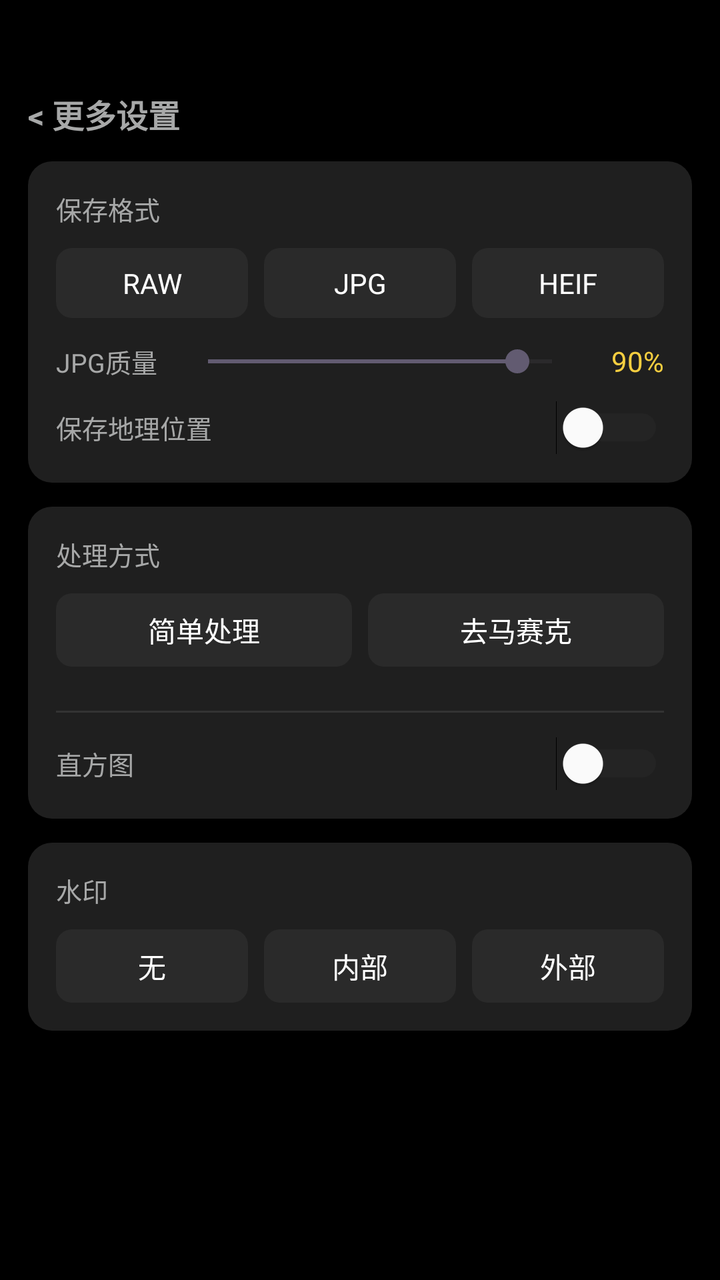
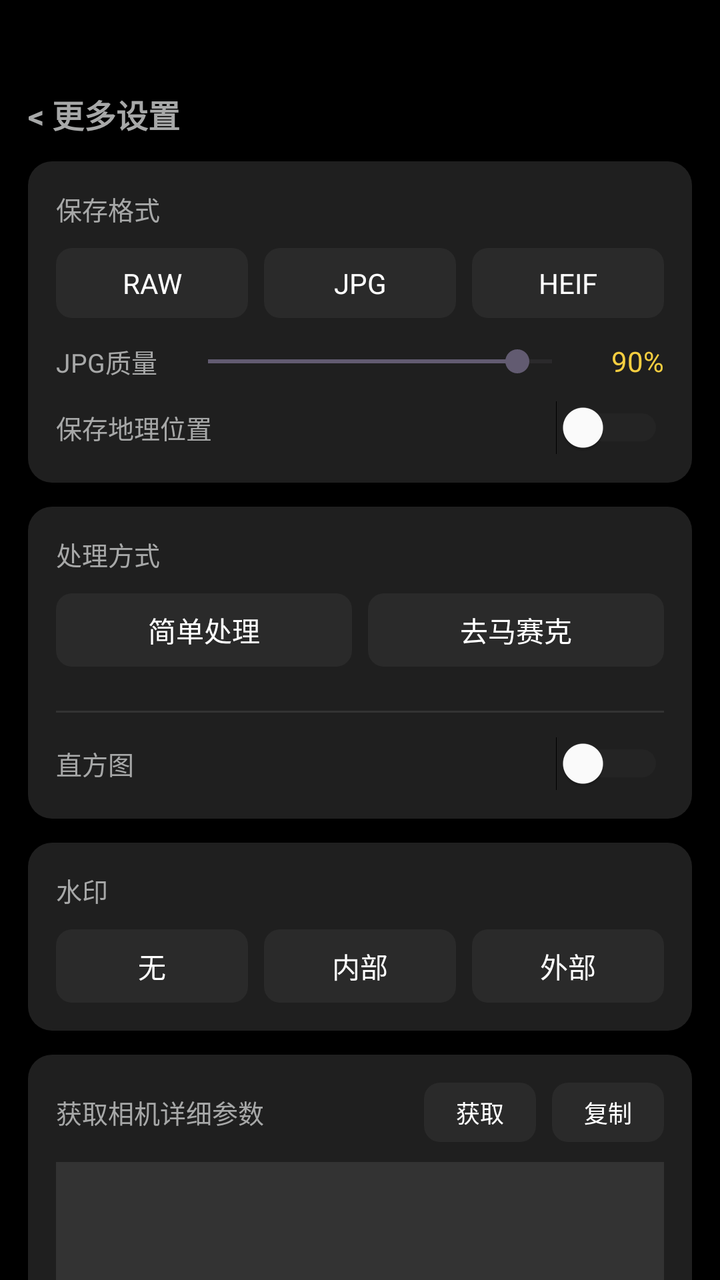

An Android layout rendered at two revisions. The XML below is the earlier revision; the diff shows what the commit changed to produce the second picture.
<!-- AndroidManifest.xml: activity theme Theme.WCam -->
<!-- res/layout/activity_settings.xml -->
<?xml version="1.0" encoding="utf-8"?>
<LinearLayout xmlns:android="http://schemas.android.com/apk/res/android"
    android:layout_width="match_parent"
    android:layout_height="match_parent"
    android:background="@color/settings_bg"
    android:orientation="vertical"
    android:paddingHorizontal="14dp">

    
    <View
        android:layout_width="match_parent"
        android:layout_height="100px" />

    
    <LinearLayout
        android:id="@+id/btn_back"
        android:layout_width="wrap_content"
        android:layout_height="wrap_content"
        android:orientation="horizontal"
        android:gravity="center_vertical"
        android:paddingVertical="12dp"
        android:clickable="true"
        android:focusable="true">
        <TextView
            android:layout_width="wrap_content"
            android:layout_height="wrap_content"
            android:text="&lt; 更多设置"
            android:textColor="@color/settings_text_main"
            android:textSize="16sp"
            android:textStyle="bold" />
    </LinearLayout>

    <ScrollView
        android:layout_width="match_parent"
        android:layout_height="match_parent"
        android:scrollbars="none">

        <LinearLayout
            android:layout_width="match_parent"
            android:layout_height="wrap_content"
            android:orientation="vertical"
            android:paddingBottom="40dp">

            
            <LinearLayout
                android:layout_width="match_parent"
                android:layout_height="wrap_content"
                android:background="@drawable/bg_settings_card"
                android:orientation="vertical"
                android:padding="14dp"
                android:layout_marginBottom="12dp">

                <TextView
                    android:layout_width="wrap_content"
                    android:layout_height="wrap_content"
                    android:text="保存格式"
                    android:textColor="@color/settings_text_main"
                    android:textSize="13sp"
                    android:layout_marginBottom="10dp" />

                <LinearLayout
                    android:layout_width="match_parent"
                    android:layout_height="wrap_content"
                    android:orientation="horizontal">
                    <TextView
                        android:id="@+id/chip_raw"
                        android:layout_width="0dp"
                        android:layout_height="wrap_content"
                        android:layout_weight="1"
                        android:background="@drawable/sl_settings_chip"
                        android:text="RAW"
                        android:textColor="@color/sl_settings_chip_text"
                        android:gravity="center"
                        android:paddingVertical="8dp"
                        android:layout_marginEnd="4dp"
                        android:clickable="true" />
                    <TextView
                        android:id="@+id/chip_jpg"
                        android:layout_width="0dp"
                        android:layout_height="wrap_content"
                        android:layout_weight="1"
                        android:background="@drawable/sl_settings_chip"
                        android:text="JPG"
                        android:textColor="@color/sl_settings_chip_text"
                        android:gravity="center"
                        android:paddingVertical="8dp"
                        android:layout_marginHorizontal="4dp"
                        android:clickable="true" />
                    <TextView
                        android:id="@+id/chip_heif"
                        android:layout_width="0dp"
                        android:layout_height="wrap_content"
                        android:layout_weight="1"
                        android:background="@drawable/sl_settings_chip"
                        android:text="HEIF"
                        android:textColor="@color/sl_settings_chip_text"
                        android:gravity="center"
                        android:paddingVertical="8dp"
                        android:layout_marginStart="4dp"
                        android:clickable="true" />
                </LinearLayout>

                <LinearLayout
                    android:id="@+id/layout_jpg_quality"
                    android:layout_width="match_parent"
                    android:layout_height="wrap_content"
                    android:orientation="horizontal"
                    android:gravity="center_vertical"
                    android:layout_marginTop="12dp">
                    <TextView
                        android:layout_width="wrap_content"
                        android:layout_height="wrap_content"
                        android:text="JPG质量"
                        android:textColor="@color/settings_text_main"
                        android:textSize="13sp"
                        android:minWidth="60dp" />
                    <SeekBar
                        android:id="@+id/seekbar_quality"
                        android:layout_width="0dp"
                        android:layout_height="wrap_content"
                        android:layout_weight="1"
                        android:max="100"
                        android:progress="90" />
                    <TextView
                        android:id="@+id/tv_quality_val"
                        android:layout_width="wrap_content"
                        android:layout_height="wrap_content"
                        android:text="90%"
                        android:textColor="@color/settings_primary"
                        android:textSize="14sp"
                        android:minWidth="40dp"
                        android:gravity="end" />
                </LinearLayout>

                <LinearLayout
                    android:id="@+id/layout_location"
                    android:layout_width="match_parent"
                    android:layout_height="wrap_content"
                    android:orientation="horizontal"
                    android:gravity="center_vertical"
                    android:layout_marginTop="10dp">
                    <TextView
                        android:layout_width="0dp"
                        android:layout_height="wrap_content"
                        android:layout_weight="1"
                        android:text="保存地理位置"
                        android:textColor="@color/settings_text_main"
                        android:textSize="13sp" />
                    <Switch
                        android:id="@+id/switch_location"
                        android:layout_width="wrap_content"
                        android:layout_height="wrap_content"
                        android:thumbTint="@color/white"
                        android:trackTint="@drawable/sl_switch_track" />
                </LinearLayout>
            </LinearLayout>

            
            <LinearLayout
                android:id="@+id/card_algo"
                android:layout_width="match_parent"
                android:layout_height="wrap_content"
                android:background="@drawable/bg_settings_card"
                android:orientation="vertical"
                android:padding="14dp"
                android:layout_marginBottom="12dp">

                <TextView
                    android:layout_width="wrap_content"
                    android:layout_height="wrap_content"
                    android:text="处理方式"
                    android:textColor="@color/settings_text_main"
                    android:textSize="13sp"
                    android:layout_marginBottom="10dp" />

                <LinearLayout
                    android:layout_width="match_parent"
                    android:layout_height="wrap_content"
                    android:orientation="horizontal"
                    android:layout_marginBottom="10dp">
                    <TextView
                        android:id="@+id/seg_simple"
                        android:layout_width="0dp"
                        android:layout_height="wrap_content"
                        android:layout_weight="1"
                        android:background="@drawable/sl_settings_chip"
                        android:text="简单处理"
                        android:textColor="@color/sl_settings_chip_text"
                        android:gravity="center"
                        android:paddingVertical="8dp"
                        android:layout_marginEnd="4dp"
                        android:clickable="true" />
                    <TextView
                        android:id="@+id/seg_demosaic"
                        android:layout_width="0dp"
                        android:layout_height="wrap_content"
                        android:layout_weight="1"
                        android:background="@drawable/sl_settings_chip"
                        android:text="去马赛克"
                        android:textColor="@color/sl_settings_chip_text"
                        android:gravity="center"
                        android:paddingVertical="8dp"
                        android:layout_marginStart="4dp"
                        android:clickable="true" />
                </LinearLayout>

                <GridLayout
                    android:id="@+id/grid_algo_none"
                    android:layout_width="match_parent"
                    android:layout_height="wrap_content"
                    android:columnCount="4"
                    android:rowCount="1"
                    android:alignmentMode="alignBounds"
                    android:columnOrderPreserved="false">
                </GridLayout>

                <GridLayout
                    android:id="@+id/grid_algo_demosaic"
                    android:layout_width="match_parent"
                    android:layout_height="wrap_content"
                    android:columnCount="5"
                    android:rowCount="2"
                    android:alignmentMode="alignBounds"
                    android:columnOrderPreserved="false"
                    android:visibility="gone">
                </GridLayout>

                <View
                    android:layout_width="match_parent"
                    android:layout_height="1dp"
                    android:background="@color/settings_unselected_bg"
                    android:layout_marginTop="12dp" />

                <LinearLayout
                    android:layout_width="match_parent"
                    android:layout_height="wrap_content"
                    android:orientation="horizontal"
                    android:gravity="center_vertical"
                    android:layout_marginTop="12dp">
                    <TextView
                        android:layout_width="0dp"
                        android:layout_height="wrap_content"
                        android:layout_weight="1"
                        android:text="直方图"
                        android:textColor="@color/settings_text_main"
                        android:textSize="13sp" />
                    <Switch
                        android:id="@+id/switch_histogram"
                        android:layout_width="wrap_content"
                        android:layout_height="wrap_content"
                        android:thumbTint="@color/white"
                        android:trackTint="@drawable/sl_switch_track" />
                </LinearLayout>
            </LinearLayout>

            
            <LinearLayout
                android:id="@+id/card_watermark"
                android:layout_width="match_parent"
                android:layout_height="wrap_content"
                android:background="@drawable/bg_settings_card"
                android:orientation="vertical"
                android:padding="14dp"
                android:layout_marginBottom="12dp">
                <TextView
                    android:layout_width="wrap_content"
                    android:layout_height="wrap_content"
                    android:text="水印"
                    android:textColor="@color/settings_text_main"
                    android:textSize="13sp"
                    android:layout_marginBottom="10dp" />
                <LinearLayout
                    android:layout_width="match_parent"
                    android:layout_height="wrap_content"
                    android:orientation="horizontal">
                    <TextView
                        android:id="@+id/seg_wm_none"
                        android:layout_width="0dp"
                        android:layout_height="wrap_content"
                        android:layout_weight="1"
                        android:background="@drawable/sl_settings_chip"
                        android:text="无"
                        android:textColor="@color/sl_settings_chip_text"
                        android:gravity="center"
                        android:paddingVertical="8dp"
                        android:layout_marginEnd="4dp" />
                    <TextView
                        android:id="@+id/seg_wm_internal"
                        android:layout_width="0dp"
                        android:layout_height="wrap_content"
                        android:layout_weight="1"
                        android:background="@drawable/sl_settings_chip"
                        android:text="内部"
                        android:textColor="@color/sl_settings_chip_text"
                        android:gravity="center"
                        android:paddingVertical="8dp"
                        android:layout_marginHorizontal="4dp" />
                    <TextView
                        android:id="@+id/seg_wm_external"
                        android:layout_width="0dp"
                        android:layout_height="wrap_content"
                        android:layout_weight="1"
                        android:background="@drawable/sl_settings_chip"
                        android:text="外部"
                        android:textColor="@color/sl_settings_chip_text"
                        android:gravity="center"
                        android:paddingVertical="8dp"
                        android:layout_marginStart="4dp" />
                </LinearLayout>

                <LinearLayout
                    android:id="@+id/panel_wm_options"
                    android:layout_width="match_parent"
                    android:layout_height="wrap_content"
                    android:orientation="vertical"
                    android:visibility="gone">
                    <LinearLayout
                        android:layout_width="match_parent"
                        android:layout_height="wrap_content"
                        android:orientation="horizontal"
                        android:layout_marginTop="12dp">
                        <TextView
                            android:id="@+id/chip_wm_time"
                            android:layout_width="0dp"
                            android:layout_height="wrap_content"
                            android:layout_weight="1"
                            android:background="@drawable/sl_settings_chip"
                            android:text="时间"
                            android:textColor="@color/sl_settings_chip_text"
                            android:gravity="center"
                            android:paddingVertical="8dp"
                            android:layout_marginEnd="4dp" />
                        <TextView
                            android:id="@+id/chip_wm_params"
                            android:layout_width="0dp"
                            android:layout_height="wrap_content"
                            android:layout_weight="1"
                            android:background="@drawable/sl_settings_chip"
                            android:text="参数"
                            android:textColor="@color/sl_settings_chip_text"
                            android:gravity="center"
                            android:paddingVertical="8dp"
                            android:layout_marginHorizontal="4dp" />
                        <TextView
                            android:id="@+id/chip_wm_text"
                            android:layout_width="0dp"
                            android:layout_height="wrap_content"
                            android:layout_weight="1"
                            android:background="@drawable/sl_settings_chip"
                            android:text="固定文本"
                            android:textColor="@color/sl_settings_chip_text"
                            android:gravity="center"
                            android:paddingVertical="8dp"
                            android:layout_marginStart="4dp" />
                    </LinearLayout>
                    <EditText
                        android:id="@+id/et_wm_custom"
                        android:layout_width="match_parent"
                        android:layout_height="wrap_content"
                        android:layout_marginTop="12dp"
                        android:background="@color/settings_unselected_bg"
                        android:hint="输入水印文本..."
                        android:padding="10dp"
                        android:textColor="@color/white"
                        android:textColorHint="@color/settings_text_main"
                        android:textSize="14sp"
                        android:visibility="gone" />
                </LinearLayout>
            </LinearLayout>

        </LinearLayout>
    </ScrollView>

</LinearLayout>
<!-- resources referenced by this layout -->
<resources>
  <color name="settings_bg">#000000</color>
  <color name="settings_primary">#F5CE40</color>
  <color name="settings_text_main">#A7A8A8</color>
  <color name="settings_unselected_bg">#333333</color>
  <color name="white">#FFFFFFFF</color>
  <!-- drawable bg_settings_card (drawable) -->
  <?xml version="1.0" encoding="utf-8"?>
  <shape xmlns:android="http://schemas.android.com/apk/res/android">
      <solid android:color="@color/settings_surface" />
      <corners android:radius="12dp" />
  </shape>
  <!-- drawable sl_settings_chip (drawable) -->
  <?xml version="1.0" encoding="utf-8"?>
  <selector xmlns:android="http://schemas.android.com/apk/res/android">
      <item android:drawable="@drawable/bg_settings_chip_selected" android:state_selected="true" />
      <item android:drawable="@drawable/bg_timer_panel_item" />
  </selector>
  <!-- drawable sl_switch_track (drawable) -->
  <?xml version="1.0" encoding="utf-8"?>
  <selector xmlns:android="http://schemas.android.com/apk/res/android">
      <item android:color="#F5CE40" android:state_checked="true" />
      <item android:color="@color/settings_unselected_bg" />
  </selector>
  <style name="Theme.WCam" parent="Base.Theme.WCam" />
  <color name="settings_surface">#1F1F1F</color>
  <!-- drawable bg_settings_chip_selected (drawable) -->
  <?xml version="1.0" encoding="utf-8"?>
  <shape xmlns:android="http://schemas.android.com/apk/res/android">
      <solid android:color="@color/settings_primary" />
      <corners android:radius="8dp" />
  </shape>
  <!-- drawable bg_timer_panel_item (drawable) -->
  <?xml version="1.0" encoding="utf-8"?>
  <shape xmlns:android="http://schemas.android.com/apk/res/android">
      <solid android:color="#2A2A2A" />
      <corners android:radius="8dp" />
  </shape>
  <style name="Base.Theme.WCam" parent="Theme.Material3.DayNight.NoActionBar">
          
          
      </style>
</resources>

<!-- the commit's change to res/layout/activity_settings.xml (unified diff, before → after) -->
@@ -368,6 +368,70 @@
                 </LinearLayout>
             </LinearLayout>
 
+            
+            <LinearLayout
+                android:layout_width="match_parent"
+                android:layout_height="wrap_content"
+                android:background="@drawable/bg_settings_card"
+                android:orientation="vertical"
+                android:padding="14dp"
+                android:layout_marginBottom="12dp">
+
+                <LinearLayout
+                    android:layout_width="match_parent"
+                    android:layout_height="wrap_content"
+                    android:orientation="horizontal"
+                    android:gravity="center_vertical"
+                    android:layout_marginBottom="10dp">
+                    <TextView
+                        android:layout_width="0dp"
+                        android:layout_height="wrap_content"
+                        android:layout_weight="1"
+                        android:text="获取相机详细参数"
+                        android:textColor="@color/settings_text_main"
+                        android:textSize="13sp" />
+                    <TextView
+                        android:id="@+id/btn_get_camera_info"
+                        android:layout_width="wrap_content"
+                        android:layout_height="wrap_content"
+                        android:background="@drawable/sl_settings_chip"
+                        android:text="获取"
+                        android:textColor="@color/sl_settings_chip_text"
+                        android:paddingHorizontal="16dp"
+                        android:paddingVertical="6dp"
+                        android:textSize="12sp"
+                        android:layout_marginEnd="8dp"
+                        android:clickable="true" />
+                    <TextView
+                        android:id="@+id/btn_copy_camera_info"
+                        android:layout_width="wrap_content"
+                        android:layout_height="wrap_content"
+                        android:background="@drawable/sl_settings_chip"
+                        android:text="复制"
+                        android:textColor="@color/sl_settings_chip_text"
+                        android:paddingHorizontal="16dp"
+                        android:paddingVertical="6dp"
+                        android:textSize="12sp"
+                        android:clickable="true" />
+                </LinearLayout>
+
+                <EditText
+                    android:id="@+id/et_camera_info"
+                    android:layout_width="match_parent"
+                    android:layout_height="wrap_content"
+                    android:minLines="5"
+                    android:maxLines="20"
+                    android:background="@color/settings_unselected_bg"
+                    android:padding="10dp"
+                    android:textColor="@color/white"
+                    android:textSize="11sp"
+                    android:fontFamily="monospace"
+                    android:gravity="top|start"
+                    android:clickable="false"
+                    android:focusable="false"
+                    android:scrollbars="vertical" />
+            </LinearLayout>
+
         </LinearLayout>
     </ScrollView>
 
